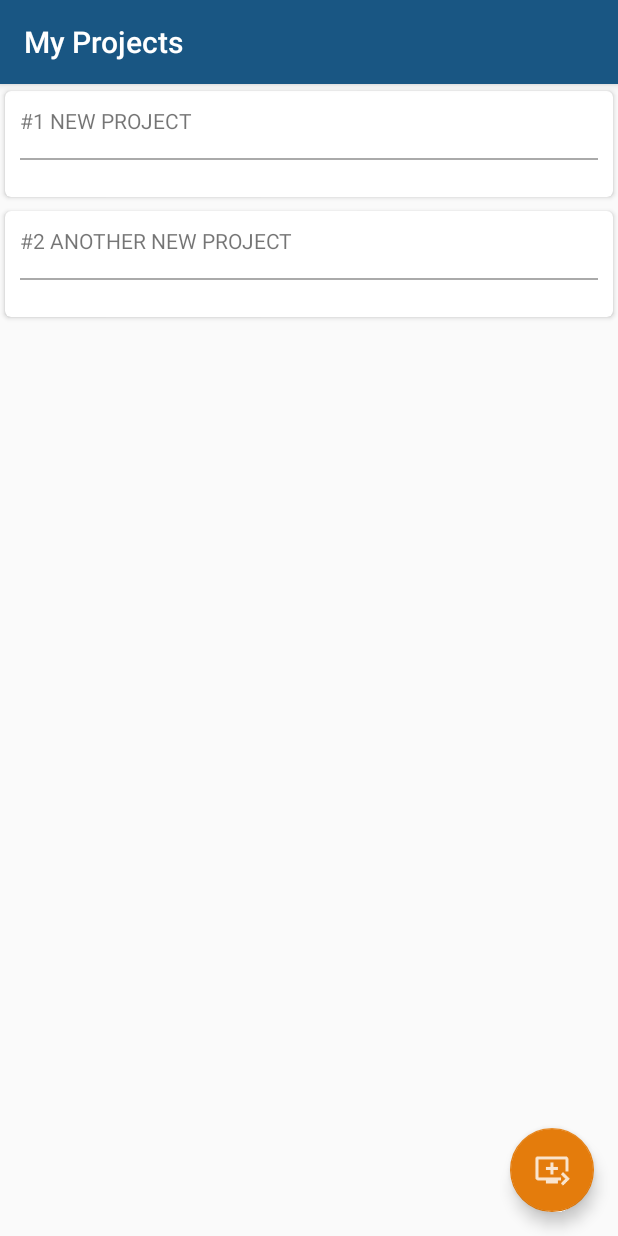
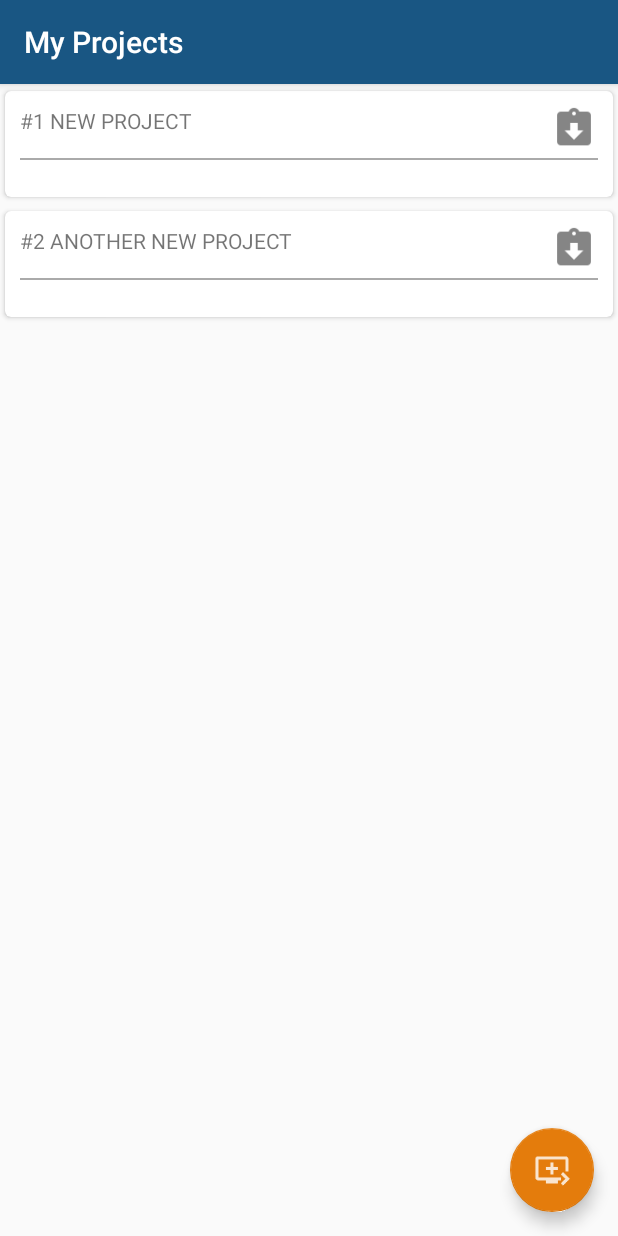
Before and after one commit to vschettino/KeepIt, an Android app: the ProjectListActivity screen opened directly, with no data from a screen before it, on a phone screen of 412 x 824 dp. Run offline under Robolectric (Android 15) with nearby library versions, the phone set to English and light mode, and no system bars.

Commit message:
Adding a project archive action

```diff
--- a/app/src/main/res/layout/project_list_content.xml
+++ b/app/src/main/res/layout/project_list_content.xml
@@ -1,14 +1,7 @@
 <?xml version="1.0" encoding="utf-8"?><!--<LinearLayout xmlns:android="http://schemas.android.com/apk/res/android"--><!--xmlns:tools="http://schemas.android.com/tools"--><!--android:layout_width="wrap_content"--><!--android:layout_height="wrap_content"-->
 
-<!--android:divider="?android:attr/listDivider"--><!--android:orientation="vertical">-->
-
-<!--&lt;!&ndash;<TextView&ndash;&gt;--><!--&lt;!&ndash;android:id="@+id/id"&ndash;&gt;--><!--&lt;!&ndash;android:layout_width="wrap_content"&ndash;&gt;--><!--&lt;!&ndash;android:layout_height="wrap_content"&ndash;&gt;--><!--&lt;!&ndash;android:layout_margin="@dimen/text_margin"&ndash;&gt;--><!--&lt;!&ndash;android:textAppearance="?attr/textAppearanceListItem"&ndash;&gt;--><!--&lt;!&ndash;android:textColor="@color/common_google_signin_btn_text_light_default" />&ndash;&gt;-->
-
-<!--&lt;!&ndash;<TextView&ndash;&gt;--><!--&lt;!&ndash;android:id="@+id/content"&ndash;&gt;--><!--&lt;!&ndash;android:layout_width="wrap_content"&ndash;&gt;--><!--&lt;!&ndash;android:layout_height="wrap_content"&ndash;&gt;--><!--&lt;!&ndash;android:layout_margin="@dimen/text_margin"&ndash;&gt;--><!--&lt;!&ndash;android:textAppearance="?attr/textAppearanceListItem"&ndash;&gt;--><!--&lt;!&ndash;android:textColor="@color/common_google_signin_btn_text_light_default" />&ndash;&gt;--><!--<TextView--><!--android:id="@+id/content"--><!--android:layout_width="match_parent"--><!--android:layout_height="wrap_content"--><!--android:text="Title"/>-->
-
-<!--<TextView--><!--android:id="@+id/id"--><!--android:layout_width="match_parent"--><!--android:layout_height="wrap_content"--><!--android:text="Subtitle"/>--><!--</LinearLayout>-->
-
 <LinearLayout xmlns:android="http://schemas.android.com/apk/res/android"
+    xmlns:app="http://schemas.android.com/apk/res-auto"
     xmlns:tools="http://schemas.android.com/tools"
     android:layout_width="match_parent"
     android:layout_height="wrap_content"
@@ -30,19 +23,39 @@
             android:orientation="vertical"
             android:padding="10dp">
 
-            <TextView
-                android:id="@+id/content"
+            <LinearLayout xmlns:android="http://schemas.android.com/apk/res/android"
+                xmlns:tools="http://schemas.android.com/tools"
                 android:layout_width="match_parent"
                 android:layout_height="wrap_content"
-                android:divider="?android:attr/listDivider"
-                android:text="Title"
-                android:layout_marginBottom="15dp" />
+                android:orientation="horizontal">
+
+                <TextView
+                    android:id="@+id/content"
+                    android:layout_width="wrap_content"
+                    android:layout_height="wrap_content"
+                    android:layout_marginBottom="15dp"
+                    android:divider="?android:attr/listDivider"
+                    android:text="Title" />
+
+                <Space
+                    android:layout_width="0dp"
+                    android:layout_height="20dp"
+                    android:layout_weight="1" />
+
+                <ImageView
+                    android:id="@+id/imageView"
+                    android:layout_width="wrap_content"
+                    android:layout_height="30dp"
+                    android:gravity="end"
+                    android:textAlignment="viewEnd"
+                    app:srcCompat="@drawable/ic_action_archive" />
+            </LinearLayout>
 
             <View
                 android:layout_width="match_parent"
                 android:layout_height="1dp"
-                android:background="@android:color/darker_gray"
-                android:layout_marginBottom="10dp" />
+                android:layout_marginBottom="10dp"
+                android:background="@android:color/darker_gray" />
 
         </LinearLayout>
     </android.support.v7.widget.CardView>
```
Also changed, not shown: app/src/main/res/drawable-hdpi/ic_action_archive.png (added), app/src/main/res/drawable-mdpi/ic_action_archive.png (added), app/src/main/res/drawable-xhdpi/ic_action_archive.png (added), app/src/main/res/drawable-xxhdpi/ic_action_archive.png (added).
